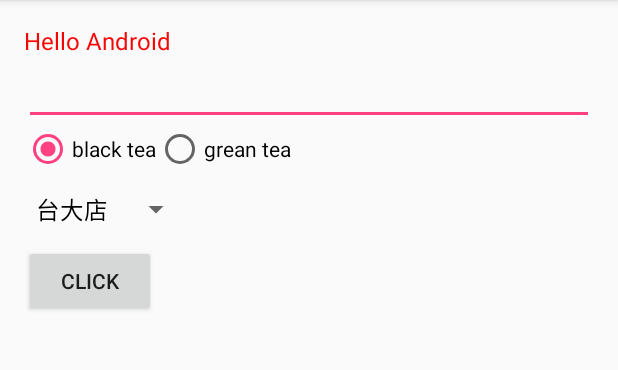
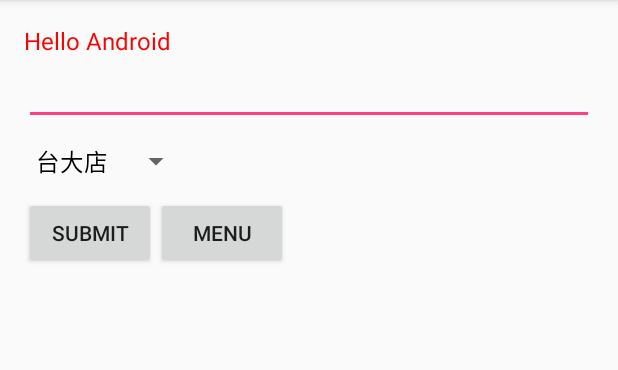
Before and after one commit to sara04060108/android_class-270, an Android app: the screen it shows after launch (MainActivity), on a phone screen of 412 x 824 dp, the part 84-454 px from its top. Run offline under Robolectric (Android 15) with nearby library versions, the phone set to English and light mode, and no system bars.

Commit message:
Activity change page

```diff
--- a/SimpleUI/app/src/main/AndroidManifest.xml
+++ b/SimpleUI/app/src/main/AndroidManifest.xml
@@ -9,12 +9,14 @@
         android:supportsRtl="true"
         android:theme="@style/AppTheme">
         <activity android:name=".MainActivity">
-            <intent-filter>//第一個跑的page
+            <intent-filter>
+                //第一個跑的page
                 <action android:name="android.intent.action.MAIN" />
 
                 <category android:name="android.intent.category.LAUNCHER" />
             </intent-filter>
         </activity>
+        <activity android:name=".DrinkMenuActivity"></activity>
     </application>
 
 </manifest>
--- a/SimpleUI/app/src/main/java/com/example/user/simpleui/MainActivity.java
+++ b/SimpleUI/app/src/main/java/com/example/user/simpleui/MainActivity.java
@@ -1,7 +1,9 @@
 package com.example.user.simpleui;
 
+import android.content.Intent;
 import android.support.v7.app.AppCompatActivity;
 import android.os.Bundle;
+import android.util.Log;
 import android.view.KeyEvent;
 import android.view.View;
 import android.widget.ArrayAdapter;
@@ -55,13 +57,16 @@ public class MainActivity extends AppCompatActivity {
         radioGroup.setOnCheckedChangeListener(new RadioGroup.OnCheckedChangeListener() {//當勾選改變，則改變觸發事件
             @Override
             public void onCheckedChanged(RadioGroup group, int checkedId) {
-                RadioButton radioButton = (RadioButton)group.findViewById(checkedId);
+                RadioButton radioButton = (RadioButton) group.findViewById(checkedId);
                 selectTea = radioButton.getText().toString();
             }
         });
 
         setupListView();
         setupSpinner();
+
+
+        Log.d("Debug", "MainActivity OnCreate");
 
     }
 
@@ -102,4 +107,43 @@ public class MainActivity extends AppCompatActivity {
         editText.setText("");//清空editText
 
     }
+
+    public  void goToMenu(View view){
+        Intent intent = new Intent();
+        intent.setClass(this,DrinkMenuActivity.class);
+        startActivity(intent);
+    }
+
+    @Override
+    protected void onStart(){
+        super.onStart();
+        Log.d("Debug", "MainActivity onStart");
+
+    }
+    @Override
+    protected void onResume(){
+        super.onResume();
+        Log.d("Debug", "MainActivity onResume");
+    }
+    @Override
+    protected void onPause(){
+        super.onPause();
+        Log.d("Debug", "MainActivity onPause");
+    }
+    @Override
+    protected void onStop(){
+        super.onStop();
+        Log.d("Debug", "MainActivity onStop");
+    }
+    @Override
+    protected void onDestroy(){
+        super.onDestroy();;
+        Log.d("Debug","MainActivity onDestroy");
+    }
+    @Override
+    protected  void onRestart(){
+        super.onRestart();
+        Log.d("Debug", "MainActivity onRestart");
+    }
+
 }
--- a/SimpleUI/app/src/main/res/layout/activity_main.xml
+++ b/SimpleUI/app/src/main/res/layout/activity_main.xml
@@ -20,7 +20,7 @@
     <Button
         android:layout_width="wrap_content"
         android:layout_height="wrap_content"
-        android:text="CLICK"
+        android:text="SUBMIT"
         android:id="@+id/button"
         android:onClick="submit"
         android:layout_below="@+id/spinner" />
@@ -41,7 +41,8 @@
         android:orientation="horizontal"
         android:layout_below="@+id/editText"
         android:id="@+id/radioGroup"
-        android:weightSum="1">
+        android:weightSum="1"
+        android:visibility="gone">
 
         <RadioButton
             android:layout_width="wrap_content"
@@ -74,4 +75,14 @@
         android:layout_below="@+id/radioGroup"
         android:layout_alignParentLeft="true"
         android:layout_alignParentStart="true" />
+
+    <Button
+        android:layout_width="wrap_content"
+        android:layout_height="wrap_content"
+        android:text="Menu"
+        android:id="@+id/menuButton"
+        android:layout_above="@+id/listView"
+        android:layout_toRightOf="@+id/button"
+        android:layout_toEndOf="@+id/button"
+        android:onClick="goToMenu" />
 </RelativeLayout>
```
Also changed, not shown: SimpleUI/app/src/main/java/com/example/user/simpleui/DrinkMenuActivity.java (added, +13 -0 lines), SimpleUI/app/src/main/res/layout/activity_drink_menu.xml (added, +12 -0 lines).
